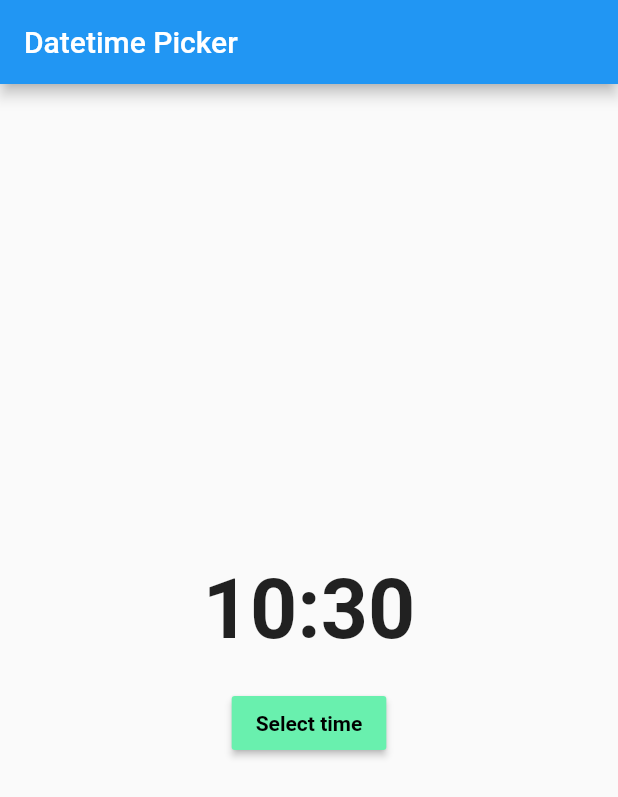
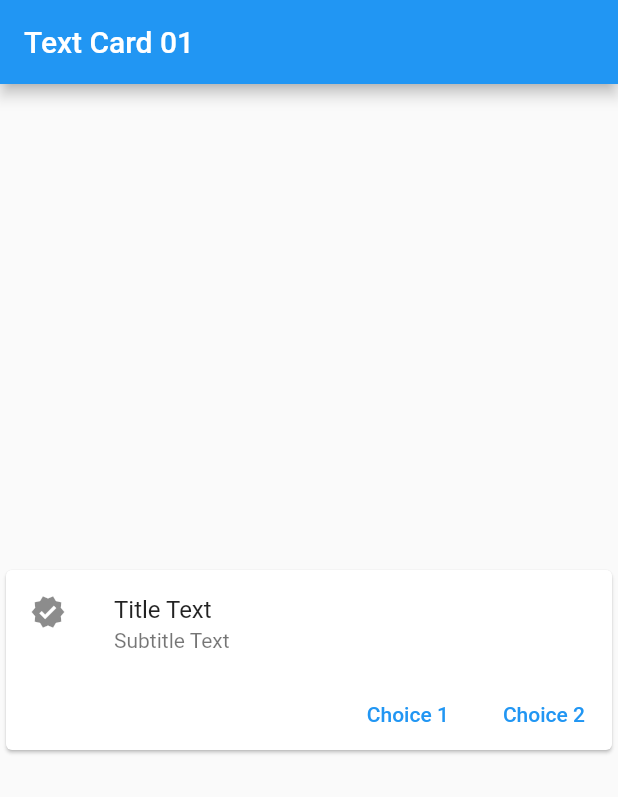
Before and after one commit to f-fathurrahman/ffr-dart-stuffs, a Flutter app: the screen it shows after launch, on a phone screen of 412 x 824 dp. Shown: the top 797 px of the screen. Run offline on Flutter 3.47's test engine with Material 2 defaults, Android fonts, the light colour scheme and no system bars; our stand-ins replace audioplayers, fl_chart, flutter_datetime_picker; missing offline and left inert: flutter_tex.

Commit message:
Test Card, using debugShowCheckedModeBanner false

```diff
--- a/flutter/test_widgets_01/lib/main.dart
+++ b/flutter/test_widgets_01/lib/main.dart
@@ -1,9 +1,10 @@
 import 'package:flutter/material.dart';
 //import 'test_datetimepicker.dart';
 //import 'test_datepicker.dart';
-import 'test_timepicker.dart';
+//import 'test_timepicker.dart';
 //import 'test_listview_01.dart';
 //import 'test_listview_02.dart';
+import 'test_card_01.dart';
 
 void main() {
   runApp(MyApp());
@@ -19,9 +20,11 @@ class MyApp extends StatelessWidget {
       ),
       //home: TestDatetimePicker(),
       //home: TestDatePicker(),
-      home: TestTimePicker(),
+      //home: TestTimePicker(),
       //home: TestListView01(),
       //home: TestListView02(),
+      home: TestCard01(),
+      debugShowCheckedModeBanner: false,
     );
   }
 }
--- /dev/null
+++ b/flutter/test_widgets_01/lib/test_card_01.dart
@@ -0,0 +1,38 @@
+import 'package:flutter/material.dart';
+
+class TestCard01 extends StatelessWidget {
+
+  @override
+  Widget build(BuildContext context) {
+    return Scaffold(
+      appBar: AppBar(
+        title: Text('Text Card 01')
+      ),
+      body: Center(
+        child: Card(
+          child: Column(
+            mainAxisSize: MainAxisSize.min,
+            children: <Widget>[
+              ListTile(
+                leading: Icon(Icons.verified),
+                title: Text('Title Text'),
+                subtitle: Text('Subtitle Text'),
+              ),
+              Row(
+                mainAxisAlignment: MainAxisAlignment.end,
+                children: <Widget>[
+                  TextButton(child: Text('Choice 1'), onPressed: () {},),
+                  const SizedBox(width: 20),
+                  TextButton(child: Text('Choice 2'), onPressed: () {},),
+                  const SizedBox(width: 10),
+                ],
+              ),
+              const SizedBox(width: 20),
+            ],
+          ),
+        ),
+      ),
+    );
+  }
+
+}
```
